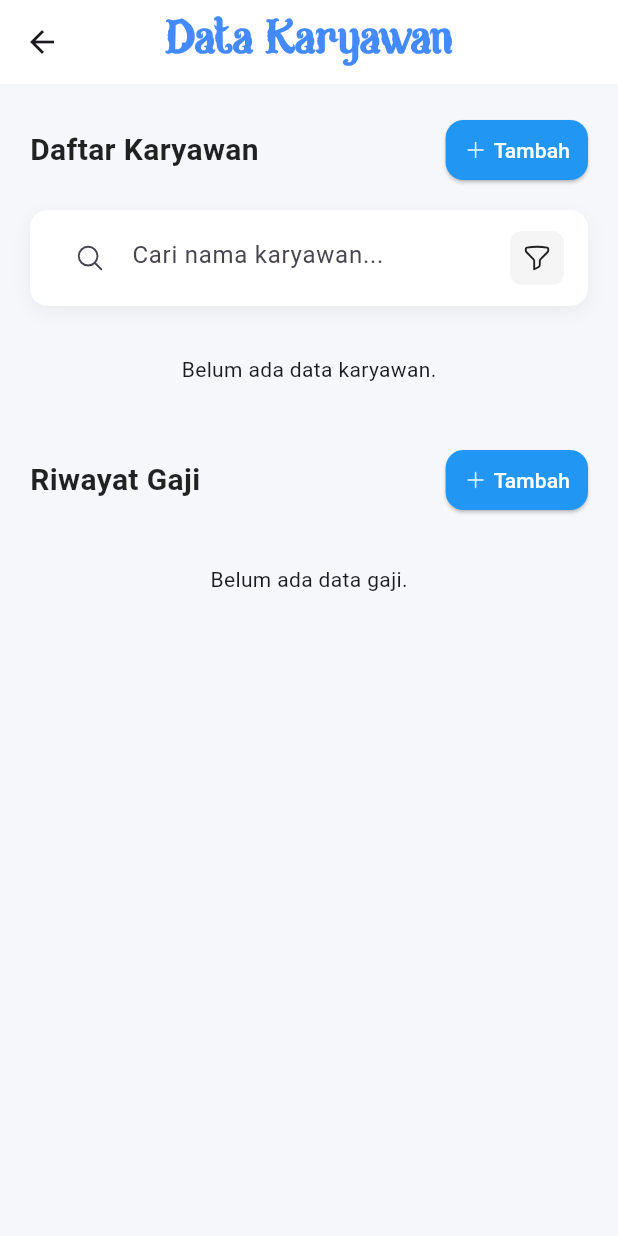
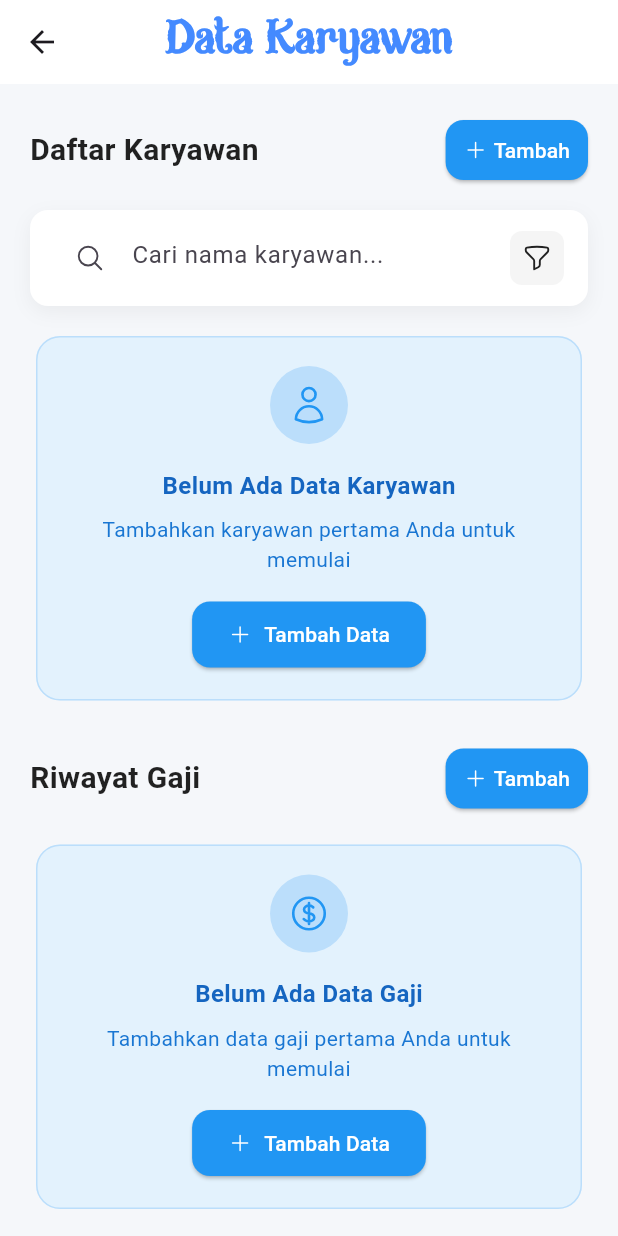
Before and after one commit to agungkurniawanid/batik_sesa_bojonegoro_app, a Flutter app: the KaryawanScreen screen opened by its route, on a phone screen of 412 x 824 dp. Run offline on Flutter 3.47's test engine with Material 3 defaults, Android fonts, the phone set to English and light mode, and no system bars; our stand-ins replace firebase_core, firebase_database, flutter_riverpod, heroicons, loading_animation_widget, persistent_bottom_nav_bar; accounts and stored records are empty.

Commit message:
update fix card info tidak ada data page data karyawan

```diff
--- a/lib/screens/karyawan/karyawan_screens.dart
+++ b/lib/screens/karyawan/karyawan_screens.dart
@@ -4,7 +4,6 @@ import 'package:heroicons/heroicons.dart';
 import 'package:intl/intl.dart';
 import '../../core/model/gaji_karyawan_model.dart';
 import '../../core/provider/gaji_karyawan_provider.dart';
-import '../daftar_kain/daftar_kain_screens.dart';
 import 'add_gaji_screens.dart';
 import 'add_karyawan_screens.dart';
 import 'edit_gaji_screens.dart';
@@ -84,13 +83,6 @@ class _KaryawanScreenState extends ConsumerState<KaryawanScreen> {
                 },
               ),
               const SizedBox(height: 24),
-              // ElevatedButton(
-              //   onPressed: () => Navigator.pop(context),
-              //   style: ElevatedButton.styleFrom(
-              //     padding: const EdgeInsets.symmetric(vertical: 16),
-              //   ),
-              //   child: const Text('Terapkan Filter'),
-              // ),
             ],
           ),
         );
@@ -100,11 +92,8 @@ class _KaryawanScreenState extends ConsumerState<KaryawanScreen> {
 
   @override
   Widget build(BuildContext context) {
-    // Watch provider utama untuk state loading/error
     final karyawanListAsync = ref.watch(karyawanListStreamProvider);
     final gajiListAsync = ref.watch(gajiListStreamProvider);
-
-    // Watch provider yang sudah difilter untuk ditampilkan di list
     final filteredKaryawan = ref.watch(filteredKaryawanListProvider);
 
     return Scaffold(
@@ -135,10 +124,24 @@ class _KaryawanScreenState extends ConsumerState<KaryawanScreen> {
               const SizedBox(height: 16),
               karyawanListAsync.when(
                 data: (karyawanList) => karyawanList.isEmpty
-                    ? const _EmptyState(message: 'Belum ada data karyawan.')
+                    ? _buildEmptyDataInfoCard(
+                        context: context,
+                        title: 'Belum Ada Data Karyawan',
+                        message: 'Tambahkan karyawan pertama Anda untuk memulai',
+                        icon: HeroIcons.user,
+                        onPressed: () => Navigator.push(
+                          context,
+                          MaterialPageRoute(builder: (context) => const AddKaryawanScreen()),
+                        ),
+                      )
                     : (filteredKaryawan.isEmpty
-                    ? const _EmptyState(message: 'Karyawan tidak ditemukan.')
-                    : _buildKaryawanListView(filteredKaryawan)),
+                        ? _buildEmptyDataInfoCard(
+                            context: context,
+                            title: 'Karyawan Tidak Ditemukan',
+                            message: 'Coba gunakan kata kunci lain atau filter yang berbeda',
+                            icon: HeroIcons.magnifyingGlass,
+                          )
+                        : _buildKaryawanListView(filteredKaryawan)),
                 loading: () => const _LoadingState(),
                 error: (err, _) => _ErrorState(message: err.toString()),
               ),
@@ -153,13 +156,105 @@ class _KaryawanScreenState extends ConsumerState<KaryawanScreen> {
               const SizedBox(height: 16),
               gajiListAsync.when(
                 data: (gajiList) => gajiList.isEmpty
-                    ? const _EmptyState(message: 'Belum ada data gaji.')
+                    ? _buildEmptyDataInfoCard(
+                        context: context,
+                        title: 'Belum Ada Data Gaji',
+                        message: 'Tambahkan data gaji pertama Anda untuk memulai',
+                        icon: HeroIcons.currencyDollar,
+                        onPressed: () => Navigator.push(
+                          context,
+                          MaterialPageRoute(builder: (context) => const AddGajiScreen()),
+                        ),
+                      )
                     : _buildGajiListView(gajiList, karyawanListAsync.asData?.value ?? []),
                 loading: () => const _LoadingState(),
                 error: (err, _) => _ErrorState(message: err.toString()),
               ),
             ],
           ),
+        ),
+      ),
+    );
+  }
+
+  Widget _buildEmptyDataInfoCard({
+    required BuildContext context,
+    required String title,
+    required String message,
+    required HeroIcons icon,
+    VoidCallback? onPressed,
+  }) {
+    return Card(
+      color: Colors.blue[50],
+      shape: RoundedRectangleBorder(
+        borderRadius: BorderRadius.circular(16),
+        side: BorderSide(
+          color: Colors.blue[100]!,
+          width: 1,
+        ),
+      ),
+      elevation: 0,
+      child: Padding(
+        padding: const EdgeInsets.all(20),
+        child: Column(
+          mainAxisSize: MainAxisSize.min,
+          children: [
+            Container(
+              padding: const EdgeInsets.all(12),
+              decoration: BoxDecoration(
+                color: Colors.blue[100],
+                shape: BoxShape.circle,
+              ),
+              child: HeroIcon(
+                icon,
+                size: 28,
+                color: Colors.blue,
+              ),
+            ),
+            const SizedBox(height: 16),
+            Text(
+              title,
+              style: TextStyle(
+                fontSize: 16,
+                fontWeight: FontWeight.w600,
+                color: Colors.blue[800],
+              ),
+            ),
+            const SizedBox(height: 8),
+            Text(
+              message,
+              textAlign: TextAlign.center,
+              style: TextStyle(
+                fontSize: 14,
+                color: Colors.blue[700],
+              ),
+            ),
+            if (onPressed != null) ...[
+              const SizedBox(height: 16),
+              ElevatedButton(
+                onPressed: onPressed,
+                style: ElevatedButton.styleFrom(
+                  backgroundColor: Colors.blue,
+                  foregroundColor: Colors.white,
+                  padding: const EdgeInsets.symmetric(
+                    horizontal: 24,
+                    vertical: 12,
+                  ),
+                  shape: RoundedRectangleBorder(
+                    borderRadius: BorderRadius.circular(12),
+                  ),
+                ),
+                child: const Row(
+                  mainAxisSize: MainAxisSize.min,
+                  children: [
+                    HeroIcon(HeroIcons.plus, size: 16),
+                    SizedBox(width: 8),
+                    Text('Tambah Data'),
+                  ],
+                ),
+              ),
+            ],
+          ],
         ),
       ),
     );
@@ -259,8 +354,7 @@ class _KaryawanScreenState extends ConsumerState<KaryawanScreen> {
     );
   }
 
-  Widget _buildKaryawanCard(
-      BuildContext context, WidgetRef ref, Karyawan karyawan) {
+  Widget _buildKaryawanCard(BuildContext context, WidgetRef ref, Karyawan karyawan) {
     return InkWell(
       onTap: () {
         Navigator.push(
@@ -447,8 +541,16 @@ class _KaryawanScreenState extends ConsumerState<KaryawanScreen> {
       },
     );
   }
+
+  void showSnackbar(BuildContext context, String message, {bool isError = true}) {
+    ScaffoldMessenger.of(context).showSnackBar(
+      SnackBar(
+        content: Text(message),
+        backgroundColor: isError ? Colors.red : Colors.green,
+      ),
+    );
+  }
 }
-
 
 class _LoadingState extends StatelessWidget {
   const _LoadingState();
@@ -474,16 +576,3 @@ class _ErrorState extends StatelessWidget {
         ));
   }
 }
-
-class _EmptyState extends StatelessWidget {
-  const _EmptyState({required this.message});
-  final String message;
-  @override
-  Widget build(BuildContext context) {
-    return Center(
-        child: Padding(
-          padding: const EdgeInsets.all(16.0),
-          child: Text(message),
-        ));
-  }
-}
```
